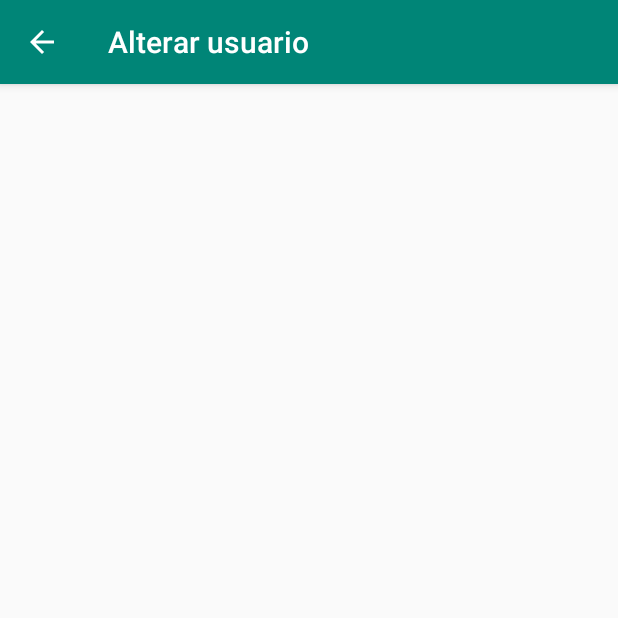
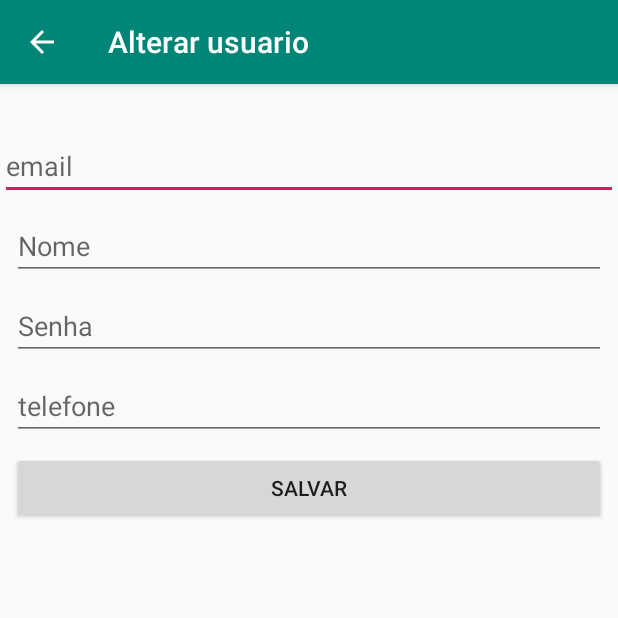
Before and after one commit to SML3S/CRUD-usu-rios, an Android app: the AlteracaoUsuarioActivity screen opened directly, with no data from a screen before it, on a phone screen of 412 x 824 dp, the top half of it. Run offline under Robolectric (Android 15) with nearby library versions, the phone set to English and light mode, and no system bars.

Commit message:
CRUD usuário parte 2

```diff
--- a/app/src/main/AndroidManifest.xml
+++ b/app/src/main/AndroidManifest.xml
@@ -1,6 +1,9 @@
 <?xml version="1.0" encoding="utf-8"?>
 <manifest xmlns:android="http://schemas.android.com/apk/res/android"
     package="com.sml3s.cruddemo1">
+    <uses-permission android:name="android.permission.INTERNET" />
+
+    <uses-permission android:name="android.permission.ACCESS_NETWORK_STATE" />
 
     <application
         android:allowBackup="true"
@@ -61,8 +64,5 @@
             </intent-filter>
         </activity>
     </application>
-    <uses-permission android:name="android.permission.INTERNET" />
-
-    <uses-permission android:name="android.permission.ACCESS_NETWORK_STATE" />
 
 </manifest>
--- a/app/src/main/java/com/sml3s/cruddemo1/activites/AlteracaoUsuarioActivity.java
+++ b/app/src/main/java/com/sml3s/cruddemo1/activites/AlteracaoUsuarioActivity.java
@@ -2,15 +2,78 @@ package com.sml3s.cruddemo1.activites;
 
 import androidx.appcompat.app.AppCompatActivity;
 
+import android.content.Intent;
+import android.content.SharedPreferences;
 import android.os.Bundle;
+import android.util.Log;
+import android.view.View;
+import android.widget.EditText;
+import android.widget.Toast;
 
 import com.sml3s.cruddemo1.R;
+import com.sml3s.cruddemo1.dto.DtoUser;
+import com.sml3s.cruddemo1.services.RetrofitService;
+
+import retrofit2.Call;
+import retrofit2.Callback;
+import retrofit2.Response;
+import retrofit2.Retrofit;
 
 public class AlteracaoUsuarioActivity extends AppCompatActivity {
+
+    private static final String TAG = "AlteracaoUsuarioActivit";
+    EditText et_nome, et_email, et_telefone;
+    int id;
 
     @Override
     protected void onCreate(Bundle savedInstanceState) {
         super.onCreate(savedInstanceState);
-        setContentView(R.layout.activity_alteracao_usuario);
+        setContentView(R.layout.activity_cadastro_de_usuario);
+        Intent intent = getIntent();
+        id = intent.getIntExtra("id", -1);
+        String nome = intent.getStringExtra("nome");
+        String email = intent.getStringExtra("email");
+        String tel = intent.getStringExtra("tel");
+
+        et_email = findViewById(R.id.et_cadastro_usuario_email);
+        et_nome = findViewById(R.id.et_cadastro_usuario_name);
+        et_telefone = findViewById(R.id.et_cadastro_usuario_phone);
+
+        et_telefone.setText(tel);
+        et_nome.setText(nome);
+        et_email.setText(email);
+    }
+
+    public void cadastrar(View view) {
+        String nome = ((EditText) findViewById(R.id.et_cadastro_usuario_name)).getText().toString();
+        String telefone = ((EditText) findViewById(R.id.et_cadastro_usuario_phone)).getText().toString();
+        String email = ((EditText) findViewById(R.id.et_cadastro_usuario_email)).getText().toString();
+        String senha = ((EditText) findViewById(R.id.et_cadastro_usuario_password)).getText().toString();
+        DtoUser dtoUser;
+        if(senha.isEmpty())
+            dtoUser = new DtoUser(email,nome,senha ,telefone);
+            else
+                dtoUser = new DtoUser(email, nome, senha, telefone);
+             String token = getTokem();
+        RetrofitService.getServico(this).alteraUsuario(dtoUser, id,  "Bearer " + token).enqueue(new Callback<DtoUser>() {
+            @Override
+            public void onResponse(Call<DtoUser> call, Response<DtoUser> response) {
+                if(response.code()== 200)
+                    Toast.makeText(AlteracaoUsuarioActivity.this, "Usuario  alterado com sucesso", Toast.LENGTH_LONG );
+                else
+                    Toast.makeText(AlteracaoUsuarioActivity.this, "Erro", Toast.LENGTH_LONG );
+            }
+
+            @Override
+            public void onFailure(Call<DtoUser> call, Throwable t) {
+                Log.d(TAG, "onFailure: " + t.getMessage());
+
+            }
+        });
+    }
+
+    private String getTokem() {
+        SharedPreferences sp = getSharedPreferences("dados",0);
+        return  sp.getString("token",null);
     }
 }
--- a/app/src/main/java/com/sml3s/cruddemo1/activites/CadastroDeUsuarioActivity.java
+++ b/app/src/main/java/com/sml3s/cruddemo1/activites/CadastroDeUsuarioActivity.java
@@ -15,7 +15,7 @@ import com.sml3s.cruddemo1.services.RetrofitService;
 import retrofit2.Call;
 import retrofit2.Callback;
 import retrofit2.Response;
-import retrofit2.Retrofit;
+
 
 public class CadastroDeUsuarioActivity extends AppCompatActivity {
 
@@ -33,7 +33,7 @@ public class CadastroDeUsuarioActivity extends AppCompatActivity {
         String email =((EditText) findViewById(R.id.et_cadastro_usuario_email)).getText().toString();
         String senha =((EditText) findViewById(R.id.et_cadastro_usuario_password)).getText().toString();
 
-        DtoUser dtoUser = new DtoUser(email, nome,telefone, senha);
+        DtoUser dtoUser = new DtoUser(email,nome,senha,telefone);
         RetrofitService.getServico(this).cadastraUsuarios(dtoUser).enqueue(new Callback<DtoUser>() {
             @Override
             public void onResponse(Call<DtoUser> call, Response<DtoUser> response) {
--- a/app/src/main/java/com/sml3s/cruddemo1/services/RetrofitService.java
+++ b/app/src/main/java/com/sml3s/cruddemo1/services/RetrofitService.java
@@ -17,7 +17,7 @@ import retrofit2.converter.gson.GsonConverterFactory;
 public class RetrofitService {
 
     private static Context context;
-    private String baseUrl = "https://jsonplaceholder.typicode.com/";
+    private String baseUrl = "https://projeto-integrador-4.herokuapp.com/";
     private InterfaceDeServicos api;
     private static RetrofitService instancia;
 
--- a/app/src/main/res/layout/activity_alteracao_usuario.xml
+++ /dev/null
@@ -1,10 +0,0 @@
-<?xml version="1.0" encoding="utf-8"?>
-<androidx.constraintlayout.widget.ConstraintLayout xmlns:android="http://schemas.android.com/apk/res/android"
-    xmlns:app="http://schemas.android.com/apk/res-auto"
-    xmlns:tools="http://schemas.android.com/tools"
-    android:id="@+id/action_alteracao_usuarios"
-    android:layout_width="match_parent"
-    android:layout_height="match_parent"
-    tools:context=".activites.AlteracaoUsuarioActivity">
-
-</androidx.constraintlayout.widget.ConstraintLayout>
--- a/app/src/main/res/layout/activity_recycleview_layout_item_todos_usuario.xml
+++ b/app/src/main/res/layout/recycleview_layout_item_todos_usuario.xml
@@ -3,7 +3,7 @@
     xmlns:app="http://schemas.android.com/apk/res-auto"
     xmlns:tools="http://schemas.android.com/tools"
     android:layout_width="match_parent"
-    android:layout_height="match_parent"
+    android:layout_height="wrap_content"
     tools:context=".recycleview_layout_item_todos_usuario">
 
     <LinearLayout
```
Also changed, not shown: app/src/main/java/com/sml3s/cruddemo1/activites/ListaUsuarioActivity.java (+40 -7 lines), app/src/main/java/com/sml3s/cruddemo1/helpers/SwipeToDeleteCallback.java (added, +73 -0 lines), app/src/main/java/com/sml3s/cruddemo1/helpers/UsuarioAdepter.java (+75 -7 lines), app/src/main/java/com/sml3s/cruddemo1/services/InterfaceDeServicos.java (+13 -1 lines), app/src/main/res/drawable-anydpi/ic_delete.xml (added, +11 -0 lines), app/src/main/res/drawable-hdpi/ic_delete.png (added), app/src/main/res/drawable-mdpi/ic_delete.png (added), app/src/main/res/drawable-xhdpi/ic_delete.png (added), app/src/main/res/drawable-xxhdpi/ic_delete.png (added).
